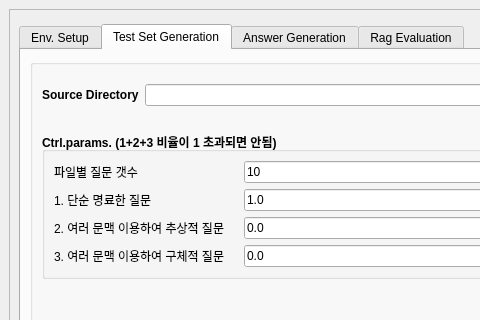
This is chatgpt_performance_metric/source/ui_designer/main_frame.ui in tom-shin/perf_metric as Qt 5 draws it before an edit; both pictures show x 0 to 480 and y 0 to 320 of the 1214 by 845 pixel window. The edited form follows.
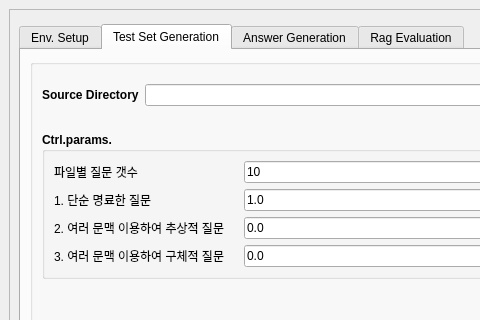
This is the edited form. The open tabs and pages were chosen to show the change.

What changed in the file:
```diff
--- a/chatgpt_performance_metric/source/ui_designer/main_frame.ui
+++ b/chatgpt_performance_metric/source/ui_designer/main_frame.ui
@@ -397,7 +397,7 @@
                  </font>
                 </property>
                 <property name="title">
-                 <string>Ctrl.params. (1+2+3 비율이 1 초과되면 안됨)</string>
+                 <string>Ctrl.params.</string>
                 </property>
                 <layout class="QVBoxLayout" name="verticalLayout_6">
                  <item>
```
